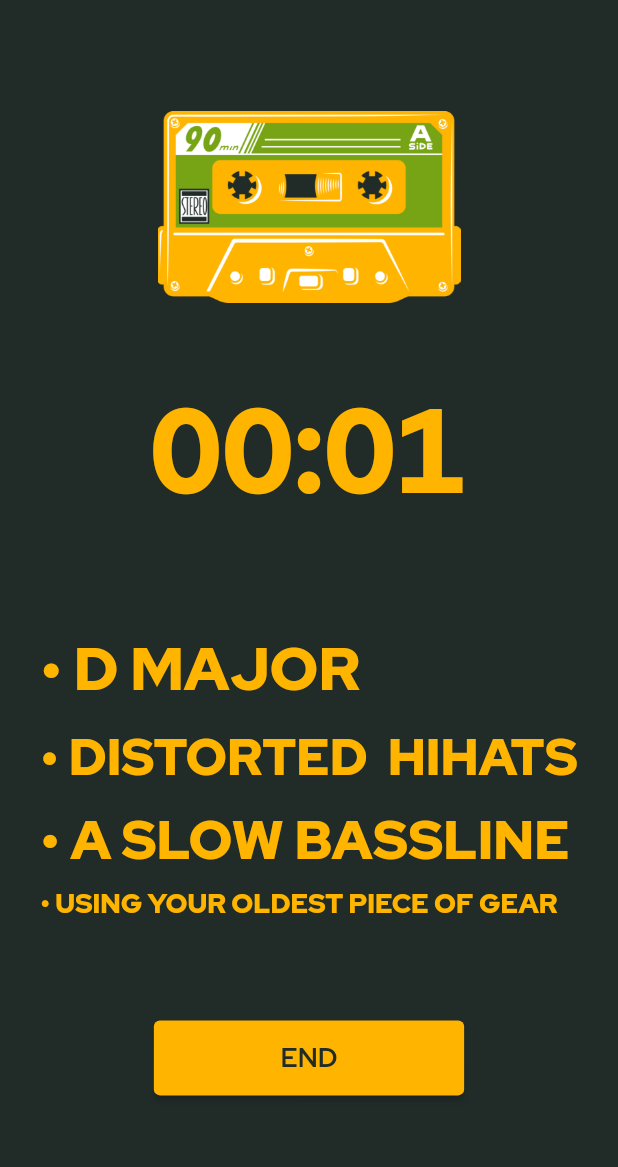
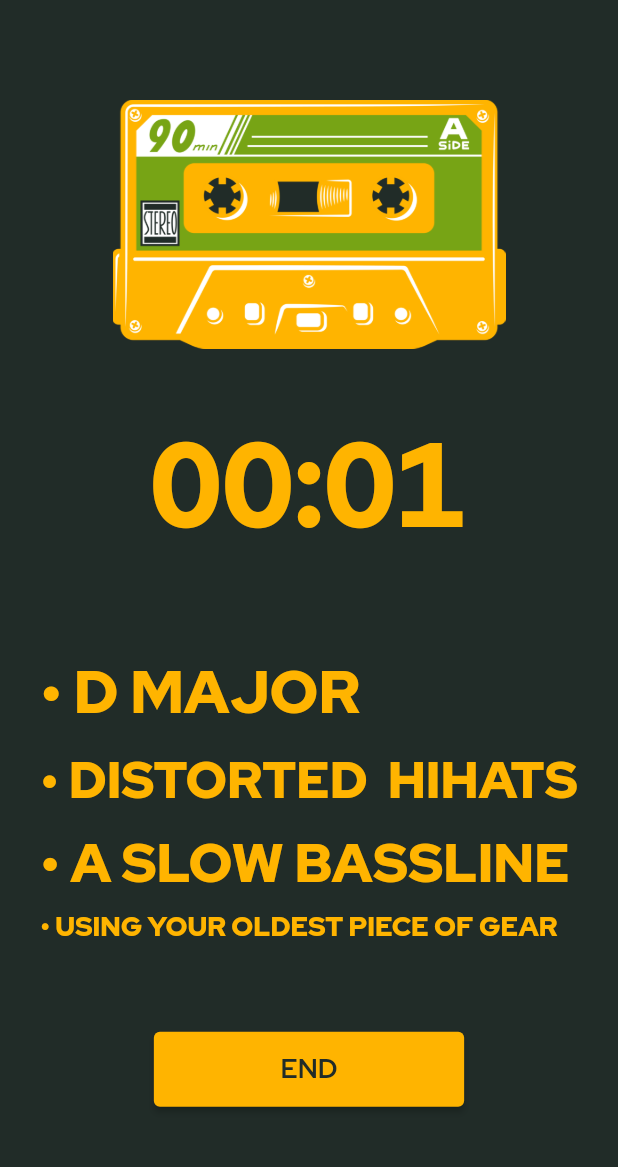
Before and after one commit to sensai7/make_a_beat, a Flutter app: the TimerScreen screen opened directly with empty values, on a phone screen of 412 x 824 dp, the part 44-1211 px from its top. Run offline on Flutter 3.47's test engine with Material 2 defaults, Android fonts, the phone set to English and light mode, and no system bars; drawn by our look-alikes of auto_size_text, flutter_countdown_timer; our stand-ins replace font_awesome_flutter, google_fonts, shared_preferences, wakelock; missing offline and left inert: flutter_web_frame; accounts and stored records are empty.

Commit message:
Warning cleanup

```diff
--- a/lib/screens/timer_screen.dart
+++ b/lib/screens/timer_screen.dart
@@ -158,8 +158,8 @@ class _TimerScreenState extends State<TimerScreen> {
                   child: Column(
                     mainAxisAlignment: MainAxisAlignment.spaceEvenly,
                     children: [
-                      Padding(
-                        padding: const EdgeInsets.symmetric(horizontal: 80),
+                      const Padding(
+                        padding: EdgeInsets.symmetric(horizontal: 50),
                         child: Image(
                           image: AssetImage(
                             "images/tape.png",
--- a/lib/screens/welcome_screen.dart
+++ b/lib/screens/welcome_screen.dart
@@ -4,7 +4,6 @@ import 'package:shared_preferences/shared_preferences.dart';
 import '../widgets/welcome_title.dart';
 import '../widgets/welcome_button_group.dart';
 import '../widgets/welcome_footer.dart';
-import 'about_screen.dart';
 
 class WelcomeScreen extends StatelessWidget {
   const WelcomeScreen({Key? key}) : super(key: key);
--- a/lib/widgets/three_two_one_display_timer.dart
+++ b/lib/widgets/three_two_one_display_timer.dart
@@ -1,5 +1,4 @@
 import 'dart:ui';
-import 'package:animated_text_kit/animated_text_kit.dart';
 import 'package:flutter/material.dart';
 import 'package:google_fonts/google_fonts.dart';
 
```
Also changed, not shown: lib/screens/about_screen.dart (+5 -5 lines), lib/screens/stats_screen.dart (+4 -4 lines), lib/widgets/welcome_footer.dart (+4 -4 lines).
